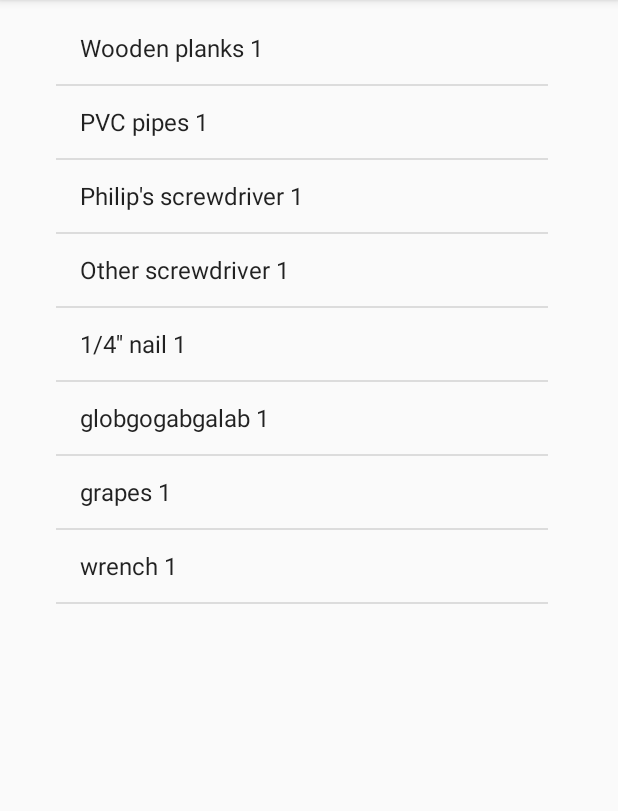
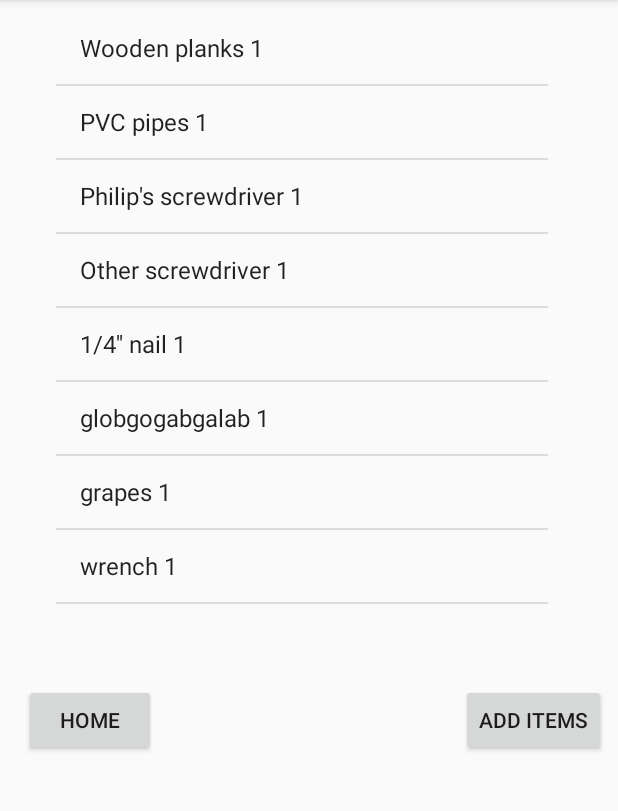
Before and after one commit to Apps5Good/InventoryApp, an Android app: the ListPreview screen opened directly, with no data from a screen before it, after a tap on "SAVE LIST", on a phone screen of 412 x 824 dp, the part 84-895 px from its top. Run offline under Robolectric (Android 15) with nearby library versions, the phone set to English and light mode, and no system bars; our stand-ins replace Room's generated code.

Commit message:
EVEN MORE STUFF WORKS

```diff
--- a/app/src/main/AndroidManifest.xml
+++ b/app/src/main/AndroidManifest.xml
@@ -18,7 +18,8 @@
         </activity>
         <activity android:name=".Camera" />
         <activity android:name=".InventoryDisplay" />
-        <activity android:name=".ListPreview"></activity>
+        <activity android:name=".ListPreview" />
+        <activity android:name=".CreateItem"></activity>
     </application>
 
 </manifest>
--- a/app/src/main/java/com/example/deepa/inventoryapp/InventoryDisplay.java
+++ b/app/src/main/java/com/example/deepa/inventoryapp/InventoryDisplay.java
@@ -1,9 +1,11 @@
 package com.example.deepa.inventoryapp;
 
 import android.arch.persistence.room.Room;
+import android.content.Intent;
 import android.support.v7.app.AppCompatActivity;
 import android.os.Bundle;
 import android.util.Log;
+import android.view.View;
 import android.widget.ArrayAdapter;
 import android.widget.EditText;
 import android.widget.ListAdapter;
@@ -55,43 +57,24 @@ public class InventoryDisplay extends AppCompatActivity {
 
         try {
             while ((line = reader.readLine()) != null) {
-               Item i = new Item(line);
-               items.add(i);
+                Item i = new Item(line);
+                items.add(i);
             }
-        }
-        catch(IOException e) {
+        } catch (IOException e) {
             Log.wtf("ItemData", "ya dun messed up");
         }
 
-        //Hopefully this will work at some point--it's trying to take a shared file between this class and the ListPreview
-        //class and read the file line by line to populate the inventory. This would allow the user to make changes to the
-        //Edittext in the previous screen and have it automatically update the inventory
+    }
 
+    public void toHome(View v) {
+        Intent intentHome = new Intent(this, MainActivity.class);
 
-       /* try {
-            // open the file for reading
-            InputStream fis = new FileInputStream("modelreceipt.txt");
-            // if file the available for reading
-            if (fis != null) {
+        startActivity(intentHome);
+    }
 
-                // prepare the file for reading
-                InputStreamReader chapterReader = new InputStreamReader(fis);
-                BufferedReader buffreader = new BufferedReader(chapterReader);
+    public void toCreateItem(View v) {
+        Intent intentCreate = new Intent(this, CreateItem.class);
 
-                String line;
-
-                // read every line of the file into the line-variable, one line at the time
-                do {
-                    line = buffreader.readLine();
-                    // do something with the line
-                    items.add(new Item(line));
-                } while (line != null);
-
-            }
-
-            fis.close();
-        } catch (Exception e) {
-            // print stack trace.
-        }*/
+        startActivity(intentCreate);
     }
 }
--- a/app/src/main/java/com/example/deepa/inventoryapp/ListPreview.java
+++ b/app/src/main/java/com/example/deepa/inventoryapp/ListPreview.java
@@ -18,9 +18,9 @@ import java.io.InputStream;
 import java.io.InputStreamReader;
 import java.lang.reflect.Array;
 import java.util.ArrayList;
+import java.util.List;
 
 public class ListPreview extends AppCompatActivity {
-    ArrayList<Item> listFromPhoto;
     Button save;
     String[] itemList;
 
@@ -38,11 +38,25 @@ public class ListPreview extends AppCompatActivity {
         save.setOnClickListener(new View.OnClickListener() {
             @Override
             public void onClick(View v) {
-                // TODO: 4/16/2018 Save to database
+
                 itemList = readEditText();
-                for(int i = 0; i < itemList.length; i++) {
-                    db.userDao().insertAll((new Item(itemList[i])));
+                boolean isThere;
+                List<Item> inventory = db.userDao().getAllItems();
+
+                for (int i = 0; i < itemList.length; i++) {
+                    isThere = false;
+                    for (Item myItem: inventory) {
+                        if (itemList[i].equals(myItem.getItemName())) {
+                            isThere = true;
+                            myItem.increment(1);
+                            db.userDao().updateQuantity(myItem);
+                        }
+                   }
+                    if(!isThere) {
+                        db.userDao().insertAll((new Item(itemList[i])));
+                    }
                 }
+
                 startActivity(new Intent(ListPreview.this, InventoryDisplay.class));
             }
         });
@@ -76,7 +90,7 @@ public class ListPreview extends AppCompatActivity {
             String delimiter = "\n";
             items = itemString.split(delimiter);
 
-            for(int i = 0; i < items.length - 1; i++) {
+            for (int i = 0; i < items.length - 1; i++) {
                 storage.write(items[i].getBytes());
                 storage.close();
             }
@@ -87,6 +101,7 @@ public class ListPreview extends AppCompatActivity {
             e.printStackTrace();
         }
     }
+
     public String[] readEditText() {
         //This was an attempt to export an arraylist with items found in the editText view, but this currently
         //makes the app crash
@@ -99,7 +114,6 @@ public class ListPreview extends AppCompatActivity {
 
         items = multiLines.split(delimiter);
         return items;
-
-      }
+    }
 
 }
--- a/app/src/main/java/com/example/deepa/inventoryapp/UserDao.java
+++ b/app/src/main/java/com/example/deepa/inventoryapp/UserDao.java
@@ -1,8 +1,10 @@
 package com.example.deepa.inventoryapp;
 
 import android.arch.persistence.room.Dao;
+import android.arch.persistence.room.Delete;
 import android.arch.persistence.room.Insert;
 import android.arch.persistence.room.Query;
+import android.arch.persistence.room.Update;
 
 import java.util.List;
 
@@ -17,4 +19,16 @@ public interface UserDao {
 
     @Insert
     void insertAll(Item...items);
+
+    @Delete
+    void deleteItems(Item... items);
+
+    @Query("DELETE FROM item")
+    void nukeTable();
+
+    @Query("SELECT itemQuantity FROM item WHERE itemName = :name")
+    int getAmount(String name);
+
+    @Update
+    void updateQuantity(Item i);
 }
--- a/app/src/main/res/layout/activity_camera.xml
+++ b/app/src/main/res/layout/activity_camera.xml
@@ -35,7 +35,7 @@
         app:srcCompat="@mipmap/ic_launcher" />
 
     <Button
-        android:id="@+id/button"
+        android:id="@+id/toHome"
         android:layout_width="0dp"
         android:layout_height="46dp"
         android:layout_marginBottom="1dp"
@@ -47,7 +47,7 @@
         app:layout_constraintVertical_bias="1.0" />
 
     <Button
-        android:id="@+id/button2"
+        android:id="@+id/toInventory"
         android:layout_width="wrap_content"
         android:layout_height="wrap_content"
         android:onClick="toInventory"
--- a/app/src/main/res/layout/activity_inventory_display.xml
+++ b/app/src/main/res/layout/activity_inventory_display.xml
@@ -20,4 +20,28 @@
         app:layout_constraintTop_toTopOf="parent"
         app:layout_constraintVertical_bias="0.0" />
 
+    <Button
+        android:id="@+id/toHome2"
+        android:layout_width="wrap_content"
+        android:layout_height="wrap_content"
+        android:layout_marginStart="16dp"
+        android:layout_marginLeft="16dp"
+        android:layout_marginTop="8dp"
+        android:onClick="toHome"
+        android:text="@string/to_home"
+        app:layout_constraintStart_toStartOf="parent"
+        app:layout_constraintTop_toBottomOf="@+id/myListView" />
+
+    <Button
+        android:id="@+id/toAddPage"
+        android:layout_width="wrap_content"
+        android:layout_height="wrap_content"
+        android:layout_marginEnd="8dp"
+        android:layout_marginRight="8dp"
+        android:layout_marginTop="8dp"
+        android:onClick="toCreateItem"
+        android:text="@string/add_items"
+        app:layout_constraintEnd_toEndOf="parent"
+        app:layout_constraintTop_toBottomOf="@+id/myListView" />
+
 </android.support.constraint.ConstraintLayout>
```
Also changed, not shown: app/src/main/java/com/example/deepa/inventoryapp/CreateItem.java (added, +60 -0 lines), app/src/main/java/com/example/deepa/inventoryapp/MainActivity.java (+1 -17 lines), app/src/main/res/layout/activity_create_item.xml (added, +61 -0 lines), app/src/main/res/values/strings.xml (+6 -2 lines).
